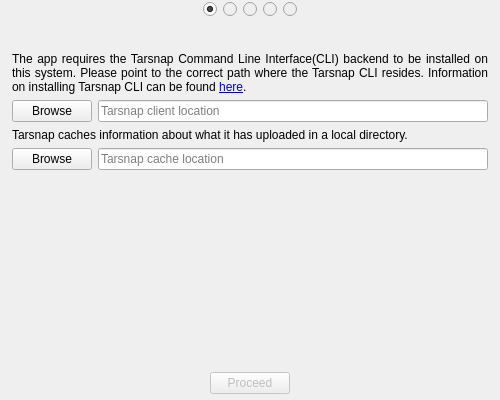
Before: the Qt Designer form forms/setupdialog.ui in Tarsnap/tarsnap-gui, drawn with Qt 5.
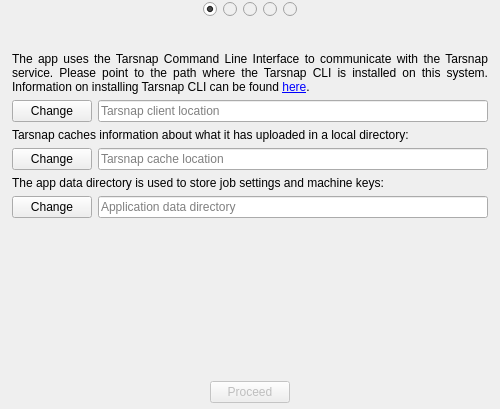
After: the same form once the commit is applied. The open tabs and pages were chosen to show the change. Icons and pictures are not drawn.

Commit message:
Expose AppData dir setting via the Advanced page of the Wizard.
https://github.com/Tarsnap/tarsnap-gui/issues/10

The edit to the form file:
```diff
--- a/forms/setupdialog.ui
+++ b/forms/setupdialog.ui
@@ -7,7 +7,7 @@
     <x>0</x>
     <y>0</y>
     <width>500</width>
-    <height>400</height>
+    <height>409</height>
    </rect>
   </property>
   <property name="minimumSize">
@@ -378,7 +378,7 @@
           <item row="1" column="0">
            <widget class="QPushButton" name="tarsnapPathBrowseButton">
             <property name="text">
-             <string>Browse</string>
+             <string>Change</string>
             </property>
             <property name="autoDefault">
              <bool>false</bool>
@@ -404,7 +404,7 @@
           <item row="3" column="0">
            <widget class="QPushButton" name="tarsnapCacheBrowseButton">
             <property name="text">
-             <string>Browse</string>
+             <string>Change</string>
             </property>
             <property name="autoDefault">
              <bool>false</bool>
@@ -427,7 +427,7 @@
           <item row="0" column="0" colspan="2">
            <widget class="QLabel" name="label">
             <property name="text">
-             <string>&lt;html&gt;&lt;head/&gt;&lt;body&gt;&lt;p&gt;The app requires the Tarsnap Command Line Interface(CLI) backend to be installed on this system. Please point to the correct path where the Tarsnap CLI resides. Information on installing Tarsnap CLI can be found &lt;a href=&quot;http://tarsnap.com&quot;&gt;&lt;span style=&quot; text-decoration: underline; color:#0000ff;&quot;&gt;here&lt;/span&gt;&lt;/a&gt;.&lt;/p&gt;&lt;/body&gt;&lt;/html&gt;</string>
+             <string>&lt;html&gt;&lt;head/&gt;&lt;body&gt;&lt;p&gt;The app uses the Tarsnap Command Line Interface to communicate with the Tarsnap service. Please point to the path where the Tarsnap CLI is installed on this system. Information on installing Tarsnap CLI can be found &lt;a href=&quot;http://tarsnap.com&quot;&gt;&lt;span style=&quot; text-decoration: underline; color:#0000ff;&quot;&gt;here&lt;/span&gt;&lt;/a&gt;.&lt;/p&gt;&lt;/body&gt;&lt;/html&gt;</string>
             </property>
             <property name="alignment">
              <set>Qt::AlignJustify|Qt::AlignVCenter</set>
@@ -449,13 +449,40 @@
           <item row="2" column="0" colspan="2">
            <widget class="QLabel" name="label_2">
             <property name="text">
-             <string>Tarsnap caches information about what it has uploaded in a local directory.</string>
+             <string>Tarsnap caches information about what it has uploaded in a local directory:</string>
             </property>
             <property name="alignment">
              <set>Qt::AlignJustify|Qt::AlignVCenter</set>
             </property>
            </widget>
           </item>
+          <item row="4" column="0" colspan="2">
+           <widget class="QLabel" name="label_4">
+            <property name="text">
+             <string>The app data directory is used to store job settings and machine keys:</string>
+            </property>
+            <property name="wordWrap">
+             <bool>true</bool>
+            </property>
+           </widget>
+          </item>
+          <item row="5" column="0">
+           <widget class="QPushButton" name="appDataBrowseButton">
+            <property name="text">
+             <string>Change</string>
+            </property>
+           </widget>
+          </item>
+          <item row="5" column="1">
+           <widget class="QLineEdit" name="appDataPathLineEdit">
+            <property name="text">
+             <string/>
+            </property>
+            <property name="placeholderText">
+             <string>Application data directory</string>
+            </property>
+           </widget>
+          </item>
          </layout>
         </widget>
        </item>
```
Left out of the diff: 6 changed lines with no effect on the pictures. The commit also changes 2 other files.
